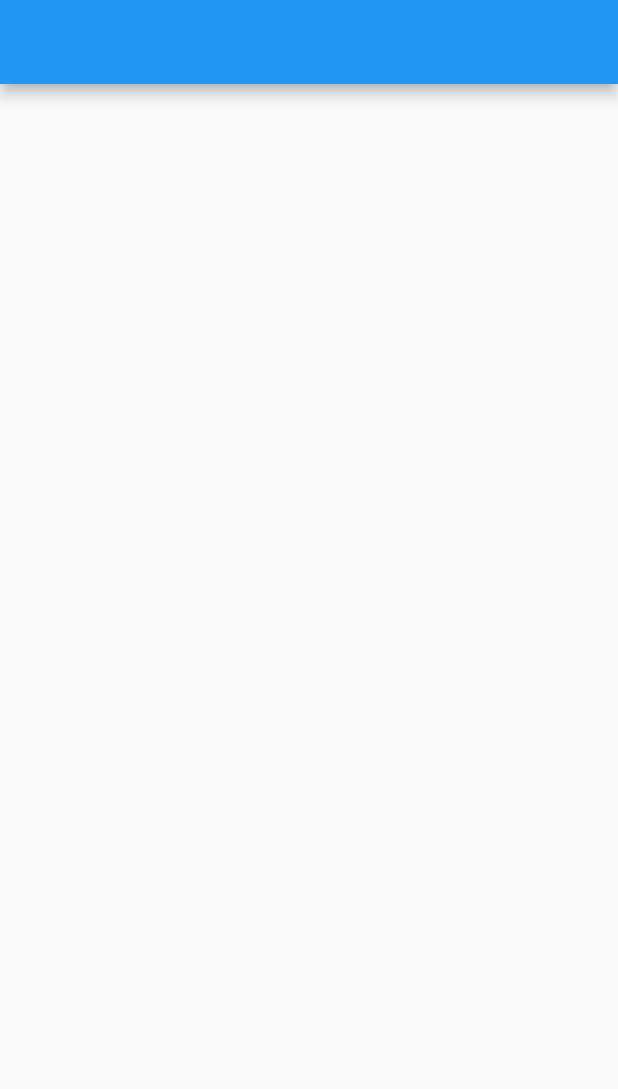
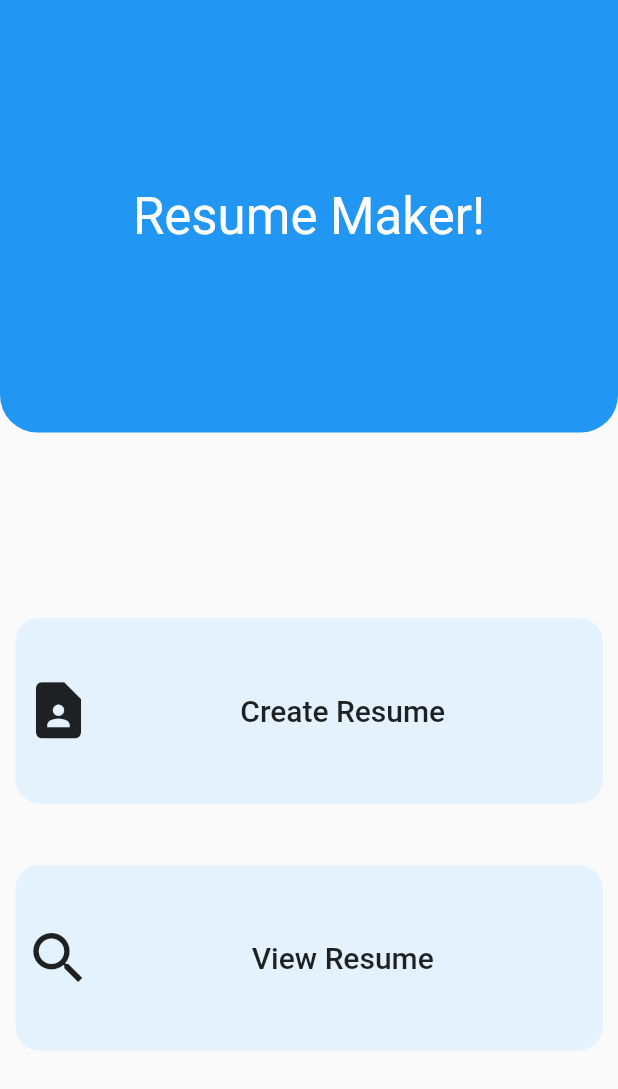
Before and after one commit to armagangok/resume_maker_app, a Flutter app: the screen it shows after launch, on a phone screen of 412 x 824 dp. Shown: the top 1089 px of the screen. Run offline on Flutter 3.47's test engine with Material 2 defaults, Android fonts, the phone set to English and light mode, and no system bars; our stand-ins replace logger, sqflite; accounts and stored records are empty.

Commit message:
home page completed

```diff
--- a/lib/core/local_database/sqflite/layers/sqflite_helper.dart
+++ b/lib/core/local_database/sqflite/layers/sqflite_helper.dart
@@ -1,11 +1,10 @@
-import 'package:flutter/services.dart';
+import 'package:sqflite/sqflite.dart';
 
 import '../../../util/logger.dart';
 import '../contracts/base_sqflite_model.dart';
 import '../info/database_creator_info.dart';
 import 'sqflite_database_manager.dart';
 import 'sqflite_decoder.dart';
-import 'package:sqflite/sqflite.dart';
 
 class SqfliteHelper {
   late Database database; //* For detailed executions
@@ -18,7 +17,6 @@ class SqfliteHelper {
       {required SqfliteDatabaseCreatorInfo sqfliteDatabaseCreatorInfo}) async {
     database = await SqfliteDatabaseManager.shared
         .getDataBase(sqfliteDatabaseCreatorInfo: sqfliteDatabaseCreatorInfo);
-
   }
 
   Future<int> insert<T extends BaseSqfliteModel>(
--- /dev/null
+++ b/lib/feature/create_resume/page/create_resume.dart
@@ -0,0 +1,13 @@
+import 'package:flutter/material.dart';
+
+class CreateResumePage extends StatelessWidget {
+  const CreateResumePage({super.key});
+
+  @override
+  Widget build(BuildContext context) {
+    return Scaffold(
+      appBar: AppBar(),
+      body: Column(),
+    );
+  }
+}
--- a/lib/feature/home/presentation/page/home.dart
+++ b/lib/feature/home/presentation/page/home.dart
@@ -1,4 +1,7 @@
 import 'package:flutter/material.dart';
+
+import '../../../../core/extension/context_extension.dart';
+import '../widget/export.dart';
 
 class HomePage extends StatelessWidget {
   const HomePage({super.key});
@@ -6,8 +9,39 @@ class HomePage extends StatelessWidget {
   @override
   Widget build(BuildContext context) {
     return Scaffold(
-      appBar: AppBar(),
-      body: Column(),
+      body: Column(
+        children: [
+          const HomeContainerWidget(),
+          const Spacer(),
+          Padding(
+            padding: context.normalPadding,
+            child: Column(
+              children: [
+                _createResumeButton,
+                SizedBox(height: context.height(0.05)),
+                _viewResumeButton,
+              ],
+            ),
+          ),
+          const Spacer(),
+        ],
+      ),
+    );
+  }
+
+  MenuItemWidget get _viewResumeButton {
+    return MenuItemWidget(
+      text: "View Resume",
+      iconData: Icons.search,
+      onTap: () {},
+    );
+  }
+
+  MenuItemWidget get _createResumeButton {
+    return MenuItemWidget(
+      text: "Create Resume",
+      iconData: Icons.contact_page,
+      onTap: () {},
     );
   }
 }
--- /dev/null
+++ b/lib/feature/home/presentation/widget/export.dart
@@ -0,0 +1,3 @@
+export './menu_item.dart';
+export './home_container_widget.dart';
+export '../../../../global/constant/shape_constant.dart';
--- /dev/null
+++ b/lib/feature/home/presentation/widget/home_container_widget.dart
@@ -0,0 +1,33 @@
+import 'package:flutter/material.dart';
+
+import '../../../../core/extension/context_extension.dart';
+import '../../../../global/constant/shape_constant.dart';
+
+class HomeContainerWidget extends StatelessWidget {
+  const HomeContainerWidget({
+    Key? key,
+  }) : super(key: key);
+
+  @override
+  Widget build(BuildContext context) {
+    return Builder(
+      builder: (context) => Container(
+        width: context.width(1),
+        height: context.height(0.35),
+        decoration: BoxDecoration(
+          color: context.primary,
+          borderRadius: const BorderRadius.only(
+            bottomRight: radius25,
+            bottomLeft: radius25,
+          ),
+        ),
+        child: Center(
+          child: Text(
+            "Resume Maker!",
+            style: context.textTheme.headline4!.copyWith(color: Colors.white),
+          ),
+        ),
+      ),
+    );
+  }
+}
--- /dev/null
+++ b/lib/feature/home/presentation/widget/menu_item.dart
@@ -0,0 +1,48 @@
+import 'package:flutter/material.dart';
+
+import '../../../../core/extension/context_extension.dart';
+import '../../../../global/constant/shape_constant.dart';
+
+class MenuItemWidget extends StatelessWidget {
+  final String text;
+  final IconData iconData;
+  final Function onTap;
+
+  const MenuItemWidget({
+    Key? key,
+    required this.text,
+    required this.iconData,
+    required this.onTap,
+  }) : super(key: key);
+
+  @override
+  Widget build(BuildContext context) {
+    return InkWell(
+      onTap: () => onTap(),
+      child: Container(
+        padding: context.lowPadding,
+        width: context.width(1),
+        height: context.height(0.15),
+        decoration: BoxDecoration(
+          color: Colors.blue.shade50,
+          borderRadius: const BorderRadius.all(radius16),
+        ),
+        child: Row(
+          children: [
+            Icon(
+              iconData,
+              size: 45,
+            ),
+            Expanded(
+              child: Text(
+                text,
+                style: context.textTheme.headline6,
+                textAlign: TextAlign.center,
+              ),
+            ),
+          ],
+        ),
+      ),
+    );
+  }
+}
--- /dev/null
+++ b/lib/global/constant/shape_constant.dart
@@ -0,0 +1,4 @@
+import 'dart:ui';
+
+const radius25 = Radius.circular(25.0);
+const radius16 = Radius.circular(16.0);
```
Also changed, not shown: lib/global/constant/padding_constant.dart (added), 3 other files.
